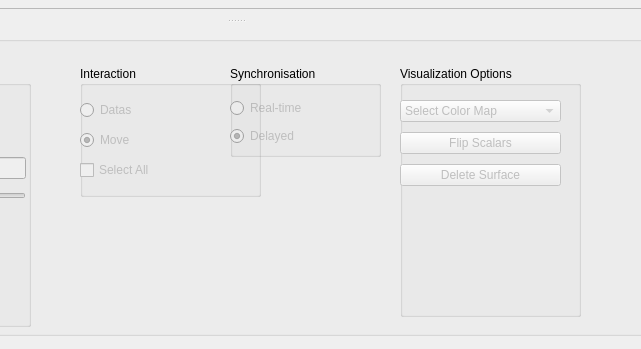
The window that ShapePopulationViewer.ui (NIRALUser/ShapePopulationViewer) describes before a commit, drawn with Qt 5; both pictures show x 338 to 979 and y 501 to 850 of the 1147 by 850 pixel window.
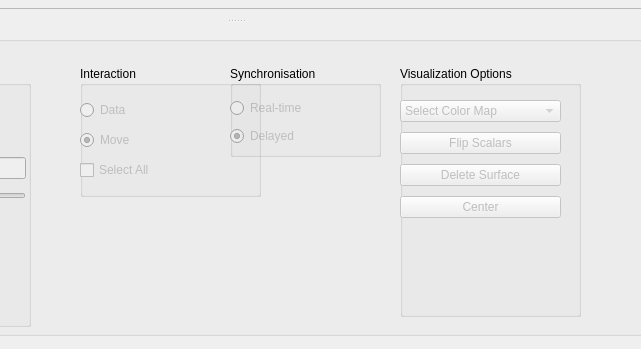
The same window after the commit. Icons and pictures are not drawn.

Commit message:
Center the meshes
NEW : to be able to compare meshes with different origins, the pushButton_center helps translating their center to (0,0,0)

What changed in the file:
```diff
--- a/ShapePopulationViewer.ui
+++ b/ShapePopulationViewer.ui
@@ -69,7 +69,7 @@
           <x>0</x>
           <y>30</y>
           <width>161</width>
-          <height>95</height>
+          <height>128</height>
          </rect>
         </property>
         <layout class="QVBoxLayout" name="verticalLayout">
@@ -105,6 +105,16 @@
            </property>
           </widget>
          </item>
+         <item>
+          <widget class="QPushButton" name="pushButton_center">
+           <property name="enabled">
+            <bool>false</bool>
+           </property>
+           <property name="text">
+            <string>Center</string>
+           </property>
+          </widget>
+         </item>
         </layout>
        </widget>
       </widget>
@@ -400,7 +410,7 @@
             <bool>false</bool>
            </property>
            <property name="text">
-            <string>Datas</string>
+            <string>Data</string>
            </property>
           </widget>
          </item>
```
Left out of the diff: 8 changed lines with no effect on the pictures. The commit also changes 2 other files.
